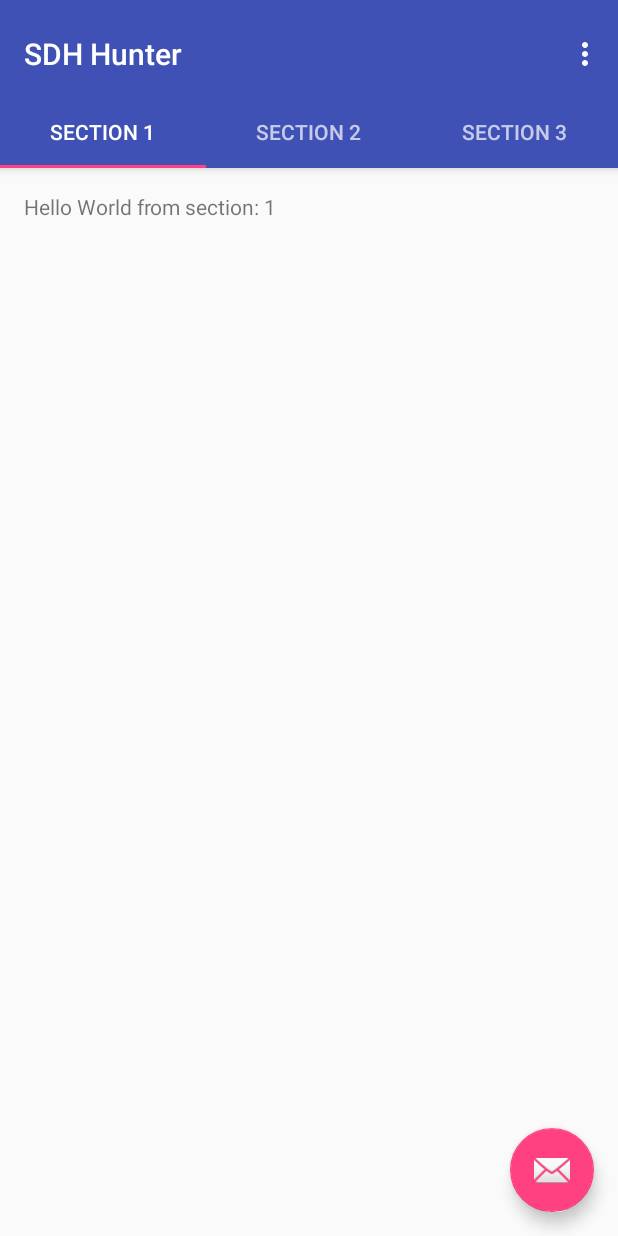
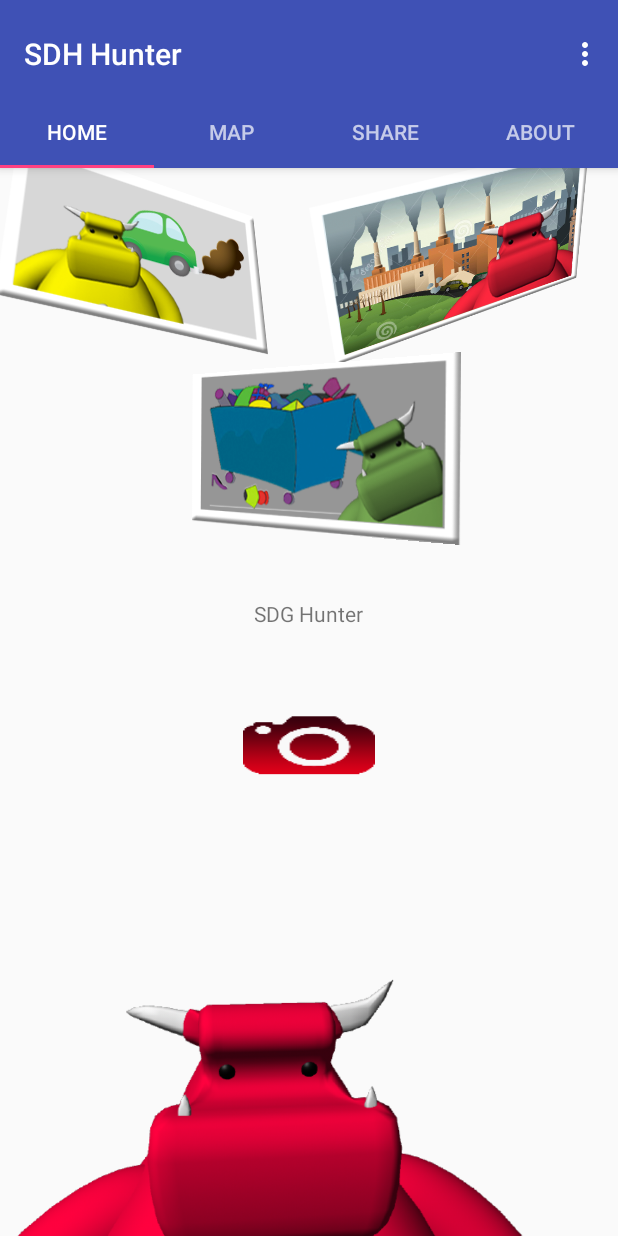
Before and after one commit to 5sigmadev/sdg_hunter, an Android app: the screen it shows after launch (SDHActivity before the commit, SDGActivity after it), on a phone screen of 412 x 824 dp. Run offline under Robolectric (Android 15) with nearby library versions, the phone set to English and light mode, and no system bars; libraries missing offline, so code that uses them is left out: com.mapbox.mapboxsdk; 4 statements that could not run were skipped.

Commit message:
4 tabs done, home tab with pics, remaining cam button. Map fragment displaying MAP NOTE: mapbox not working in emulators

```diff
--- a/app/src/main/java/com/fivesigmagames/sdhhunter/SDHActivity.java
+++ b/app/src/main/java/com/fivesigmagames/sdghunter/SDGActivity.java
@@ -1,5 +1,6 @@
-package com.fivesigmagames.sdhhunter;
+package com.fivesigmagames.sdghunter;
 
+import android.net.Uri;
 import android.support.design.widget.TabLayout;
 import android.support.design.widget.FloatingActionButton;
 import android.support.design.widget.Snackbar;
@@ -19,7 +20,11 @@ import android.view.ViewGroup;
 
 import android.widget.TextView;
 
-public class SDHActivity extends AppCompatActivity {
+import com.fivesigmagames.sdghunter.view.HomeFragment;
+import com.fivesigmagames.sdghunter.view.MapFragment;
+
+public class SDGActivity extends AppCompatActivity implements HomeFragment.OnFragmentInteractionListener,
+        MapFragment.OnFragmentInteractionListener {
 
     /**
      * The {@link android.support.v4.view.PagerAdapter} that will provide
@@ -54,15 +59,6 @@ public class SDHActivity extends AppCompatActivity {
         TabLayout tabLayout = (TabLayout) findViewById(R.id.tabs);
         tabLayout.setupWithViewPager(mViewPager);
 
-        FloatingActionButton fab = (FloatingActionButton) findViewById(R.id.fab);
-        fab.setOnClickListener(new View.OnClickListener() {
-            @Override
-            public void onClick(View view) {
-                Snackbar.make(view, "Replace with your own action", Snackbar.LENGTH_LONG)
-                        .setAction("Action", null).show();
-            }
-        });
-
     }
 
 
@@ -76,7 +72,7 @@ public class SDHActivity extends AppCompatActivity {
     @Override
     public boolean onOptionsItemSelected(MenuItem item) {
         // Handle action bar item clicks here. The action bar will
-        // automatically handle clicks on the Home/Up button, so long
+        // automatically handle clicks on the HomeFragment/Up button, so long
         // as you specify a parent activity in AndroidManifest.xml.
         int id = item.getItemId();
 
@@ -86,6 +82,12 @@ public class SDHActivity extends AppCompatActivity {
         }
 
         return super.onOptionsItemSelected(item);
+    }
+
+    // Interface Methods
+    @Override
+    public void onFragmentInteraction(Uri uri) {
+
     }
 
     /**
@@ -136,25 +138,36 @@ public class SDHActivity extends AppCompatActivity {
         @Override
         public Fragment getItem(int position) {
             // getItem is called to instantiate the fragment for the given page.
-            // Return a PlaceholderFragment (defined as a static inner class below).
-            return PlaceholderFragment.newInstance(position + 1);
+            switch (position){
+                case 0:
+                    return HomeFragment.newInstance();
+                case 1:
+                    return MapFragment.newInstance();
+                case 2:
+                    return PlaceholderFragment.newInstance(position + 1);
+                case 3:
+                    return PlaceholderFragment.newInstance(position + 1);
+            }
+            return null;
         }
 
         @Override
         public int getCount() {
-            // Show 3 total pages.
-            return 3;
+            // Show 4 total pages.
+            return 4;
         }
 
         @Override
         public CharSequence getPageTitle(int position) {
             switch (position) {
                 case 0:
-                    return "SECTION 1";
+                    return "HOME";
                 case 1:
-                    return "SECTION 2";
+                    return "MAP";
                 case 2:
-                    return "SECTION 3";
+                    return "SHARE";
+                case 3:
+                    return "ABOUT";
             }
             return null;
         }
--- /dev/null
+++ b/app/src/main/java/com/fivesigmagames/sdghunter/view/HomeFragment.java
@@ -0,0 +1,211 @@
+package com.fivesigmagames.sdghunter.view;
+
+import android.app.Activity;
+import android.content.Context;
+import android.graphics.Bitmap;
+import android.graphics.BitmapFactory;
+import android.graphics.Matrix;
+import android.graphics.drawable.BitmapDrawable;
+import android.net.Uri;
+import android.os.Bundle;
+import android.support.annotation.NonNull;
+import android.support.v4.app.Fragment;
+import android.util.DisplayMetrics;
+import android.view.LayoutInflater;
+import android.view.View;
+import android.view.ViewGroup;
+import android.widget.Button;
+import android.widget.ImageView;
+import android.widget.TextView;
+
+import com.fivesigmagames.sdghunter.R;
+
+/**
+ * A simple {@link Fragment} subclass.
+ * Activities that contain this fragment must implement the
+ * {@link HomeFragment.OnFragmentInteractionListener} interface
+ * to handle interaction events.
+ * Use the {@link HomeFragment#newInstance} factory method to
+ * create an instance of this fragment.
+ */
+public class HomeFragment extends Fragment {
+
+    //CONSTANTS
+    private static final String SDG_HUNTER = "SDG Hunter";
+    private static final float IMAGE_SCALE_RATIO = 0.2f;
+    private static final float YELLOW_MON_ROTATION = 30;
+    private static final float RED_MON_ROTATION = 25f;
+    private static final float GREEN_MON_ROTATION = 0f;
+    private static final float BTN_IMAGE_RATIO = 0.10f;
+    private static final float BIG_IMAGE_SCALE_RATIO = 0.3f;
+
+    //VARS
+    private ImageView iv_yellow_mon_img;
+    private ImageView iv_green_mon_img;
+    private ImageView iv_red_mon_img;
+    private ImageView iv_red_mon_bg;
+    private TextView tv_sdg_hunter;
+    private Button btn_cam;
+
+
+    private OnFragmentInteractionListener mListener;
+
+    public HomeFragment() {
+        // Required empty public constructor
+    }
+
+    /**
+     * Use this factory method to create a new instance of
+     * this fragment using the provided parameters.
+     *
+     * @return A new instance of fragment HomeFragment.
+     */
+    public static HomeFragment newInstance() {
+        return new HomeFragment();
+    }
+
+    @Override
+    public void onCreate(Bundle savedInstanceState) {
+        super.onCreate(savedInstanceState);
+
+    }
+
+    @Override
+    public View onCreateView(LayoutInflater inflater, ViewGroup container,
+                             Bundle savedInstanceState) {
+        // Inflate the layout for this fragment
+        View rootView = inflater.inflate(R.layout.fragment_home, container, false);
+
+        // Map vars with UI elements
+        /*iv_yellow_mon_img = (ImageView) rootView.findViewById(R.id.yellow_mon_img);
+        iv_red_mon_img = (ImageView) rootView.findViewById(R.id.red_mon_img);
+        iv_green_mon_img = (ImageView) rootView.findViewById(R.id.green_mon_img);*/
+        tv_sdg_hunter = (TextView) rootView.findViewById(R.id.sdh_hunter_text);
+        btn_cam = (Button) rootView.findViewById(R.id.home_cam_btn);
+
+        // Calculate image sizes
+        int[] screenSize = getScreenSize();
+        int screenWidth = screenSize[0];
+        int screenHeight = screenSize[1];
+
+        /*
+        // Yellow monster top image
+        Bitmap yellow_monster_on_bg = BitmapFactory.decodeResource(getContext().getResources(),
+                                                                    R.drawable.yellow_monster_on_bg);
+        Matrix matrix = getMatrix(IMAGE_SCALE_RATIO, IMAGE_SCALE_RATIO, YELLOW_MON_ROTATION);
+        BitmapDrawable bmd = getBitmapDrawable(screenWidth, yellow_monster_on_bg, matrix);
+        // set the Drawable on the ImageView
+        iv_yellow_mon_img.setImageDrawable(bmd);
+        iv_yellow_mon_img.setScaleType(ImageView.ScaleType.CENTER);
+
+        // Green monster top image
+        Bitmap green_monster_on_bg = BitmapFactory.decodeResource(getContext().getResources(),
+                                                                    R.drawable.green_monster_on_bg);
+        matrix = getMatrix(IMAGE_SCALE_RATIO, IMAGE_SCALE_RATIO, GREEN_MON_ROTATION);
+        bmd = getBitmapDrawable(screenWidth, green_monster_on_bg, matrix);
+        // set the Drawable on the ImageView
+        iv_green_mon_img.setImageDrawable(bmd);
+        iv_green_mon_img.setScaleType(ImageView.ScaleType.CENTER);
+
+        // Red monster top image
+        Bitmap red_monster_on_bg = BitmapFactory.decodeResource(getContext().getResources(), R.drawable.red_monster_on_bg);
+        matrix = getMatrix(IMAGE_SCALE_RATIO, IMAGE_SCALE_RATIO, RED_MON_ROTATION);
+        bmd = getBitmapDrawable(screenWidth, red_monster_on_bg, matrix);
+        // set the Drawable on the ImageView
+        iv_red_mon_img.setImageDrawable(bmd);
+        iv_red_mon_img.setScaleType(ImageView.ScaleType.CENTER);
+        */
+
+        // Cam button
+
+        // Red monster top image
+        Bitmap cam_button = BitmapFactory.decodeResource(getContext().getResources(), R.drawable.cam);
+        Bitmap resized_cam_button = Bitmap.createScaledBitmap(cam_button, (int)(cam_button.getWidth()*0.1), (int)(cam_button.getHeight()*0.08), true);
+        // set the Drawable on the ImageView
+        btn_cam.setBackground(new BitmapDrawable(getResources(),resized_cam_button));
+
+        return rootView;
+    }
+
+    private int[] getScreenSize() {
+        DisplayMetrics displayMetrics = new DisplayMetrics();
+        ((Activity) getContext()).getWindowManager().getDefaultDisplay().getMetrics(displayMetrics);
+        return new int[]{displayMetrics.widthPixels, displayMetrics.heightPixels};
+    }
+
+    @NonNull
+    private Matrix getMatrix(float width_scale, float height_scale, float rotation_angle) {
+        Matrix matrix = new Matrix();
+        matrix.postScale(width_scale, height_scale);
+        matrix.postRotate(rotation_angle);
+        return matrix;
+    }
+
+    @NonNull
+    private BitmapDrawable getBitmapDrawable(int screen_width, Bitmap yellow_monster_on_bg, Matrix matrix) {
+
+        int[] new_size = this.resizeImg(yellow_monster_on_bg, screen_width);
+        // recreate the new Bitmap
+        Bitmap resizedBitmap = Bitmap.createBitmap(yellow_monster_on_bg, 0, 0, new_size[0], new_size[1], matrix, true);
+        return new BitmapDrawable(getResources(), resizedBitmap);
+    }
+
+    /**
+     * Calculate the new sizes of the images to suit the scree width in according to the
+     * IMAGE_SCALE_RATIO proportion.
+     * @param d the drawable image
+     * @param screen_width the full screen width
+     * @return int [] being [0] the new width and [1] the new height
+     */
+    private int[] resizeImg(Bitmap d, double screen_width){
+        int img_width = d.getWidth();
+        int img_height = d.getHeight();
+        int new_img_width = (int)(screen_width / IMAGE_SCALE_RATIO);
+        double ratio = img_width / new_img_width;
+        int new_img_height = (int) (img_height / ratio);
+        if(ratio == 0) {
+            ratio = new_img_width / img_width; //if instead of scaling down, it has to scale up
+            new_img_height = (int) (img_height * ratio);
+        }
+        return new int[]{new_img_width, new_img_height};
+    }
+
+    // TODO: Rename method, update argument and hook method into UI event
+    public void onButtonPressed(Uri uri) {
+        if (mListener != null) {
+            mListener.onFragmentInteraction(uri);
+        }
+    }
+
+    @Override
+    public void onAttach(Context context) {
+        super.onAttach(context);
+        if (context instanceof OnFragmentInteractionListener) {
+            mListener = (OnFragmentInteractionListener) context;
+        } else {
+            throw new RuntimeException(context.toString()
+                    + " must implement OnFragmentInteractionListener");
+        }
+    }
+
+    @Override
+    public void onDetach() {
+        super.onDetach();
+        mListener = null;
+    }
+
+    /**
+     * This interface must be implemented by activities that contain this
+     * fragment to allow an interaction in this fragment to be communicated
+     * to the activity and potentially other fragments contained in that
+     * activity.
+     * <p>
+     * See the Android Training lesson <a href=
+     * "http://developer.android.com/training/basics/fragments/communicating.html"
+     * >Communicating with Other Fragments</a> for more information.
+     */
+    public interface OnFragmentInteractionListener {
+        // TODO: Update argument type and name
+        void onFragmentInteraction(Uri uri);
+    }
+}
--- /dev/null
+++ b/app/src/main/java/com/fivesigmagames/sdghunter/view/MapFragment.java
@@ -0,0 +1,106 @@
+package com.fivesigmagames.sdghunter.view;
+
+import android.content.Context;
+import android.net.Uri;
+import android.os.Bundle;
+import android.support.v4.app.Fragment;
+import android.view.LayoutInflater;
+import android.view.View;
+import android.view.ViewGroup;
+
+import com.fivesigmagames.sdghunter.R;
+import com.mapbox.mapboxsdk.MapboxAccountManager;
+import com.mapbox.mapboxsdk.maps.MapView;
+import com.mapbox.mapboxsdk.maps.MapboxMap;
+import com.mapbox.mapboxsdk.maps.OnMapReadyCallback;
+
+/**
+ * A simple {@link Fragment} subclass.
+ * Activities that contain this fragment must implement the
+ * {@link MapFragment.OnFragmentInteractionListener} interface
+ * to handle interaction events.
+ * Use the {@link MapFragment#newInstance} factory method to
+ * create an instance of this fragment.
+ */
+public class MapFragment extends Fragment {
+
+
+    private static final String MAPBOX_TOKEN = "sk.eyJ1IjoicHBhbmVybyIsImEiOiJjaXRzbnUzZ3cwMDBhMnRyMnZhcnl0ZXI1In0.-TP1AduK2zWwovwYdQfouw";
+    private OnFragmentInteractionListener mListener;
+    private MapView mapView;
+
+    public MapFragment() {
+        // Required empty public constructor
+    }
+
+
+    public static MapFragment newInstance() {
+        return new MapFragment();
+    }
+
+    @Override
+    public void onCreate(Bundle savedInstanceState) {
+        super.onCreate(savedInstanceState);
+        // Mapbox access token only needs to be configured once in your app
+        MapboxAccountManager.start(getContext(), MAPBOX_TOKEN);
+
+    }
+
+    @Override
+    public View onCreateView(LayoutInflater inflater, ViewGroup container,
+                             Bundle savedInstanceState) {
+        // Inflate the layout for this fragment
+        View rootView = inflater.inflate(R.layout.fragment_map, container, false);
+
+        // This contains the MapView in XML and needs to be called after the account manager
+
+        mapView = (MapView) rootView.findViewById(R.id.map_view);
+        mapView.onCreate(savedInstanceState);
+        mapView.getMapAsync(new OnMapReadyCallback() {
+            @Override
+            public void onMapReady(MapboxMap mapboxMap) {
+
+            }
+        });
+        return rootView;
+    }
+
+    // TODO: Rename method, update argument and hook method into UI event
+    public void onButtonPressed(Uri uri) {
+        if (mListener != null) {
+            mListener.onFragmentInteraction(uri);
+        }
+    }
+
+    @Override
+    public void onAttach(Context context) {
+        super.onAttach(context);
+        if (context instanceof OnFragmentInteractionListener) {
+            mListener = (OnFragmentInteractionListener) context;
+        } else {
+            throw new RuntimeException(context.toString()
+                    + " must implement OnFragmentInteractionListener");
+        }
+    }
+
+    @Override
+    public void onDetach() {
+        super.onDetach();
+        mListener = null;
+    }
+
+    /**
+     * This interface must be implemented by activities that contain this
+     * fragment to allow an interaction in this fragment to be communicated
+     * to the activity and potentially other fragments contained in that
+     * activity.
+     * <p>
+     * See the Android Training lesson <a href=
+     * "http://developer.android.com/training/basics/fragments/communicating.html"
+     * >Communicating with Other Fragments</a> for more information.
+     */
+    public interface OnFragmentInteractionListener {
+        // TODO: Update argument type and name
+        void onFragmentInteraction(Uri uri);
+    }
+}
--- a/app/src/main/res/layout/activity_sdh.xml
+++ b/app/src/main/res/layout/activity_sdh.xml
@@ -38,12 +38,4 @@
         android:layout_height="match_parent"
         app:layout_behavior="@string/appbar_scrolling_view_behavior" />
 
-    <android.support.design.widget.FloatingActionButton
-        android:id="@+id/fab"
-        android:layout_width="wrap_content"
-        android:layout_height="wrap_content"
-        android:layout_gravity="end|bottom"
-        android:layout_margin="@dimen/fab_margin"
-        app:srcCompat="@android:drawable/ic_dialog_email" />
-
 </android.support.design.widget.CoordinatorLayout>
--- /dev/null
+++ b/app/src/main/res/layout/fragment_home.xml
@@ -0,0 +1,83 @@
+<RelativeLayout xmlns:android="http://schemas.android.com/apk/res/android"
+    xmlns:app="http://schemas.android.com/apk/res-auto"
+    xmlns:tools="http://schemas.android.com/tools"
+    android:layout_width="match_parent"
+    android:layout_height="match_parent"
+    tools:context="com.fivesigmagames.sdghunter.view.HomeFragment">
+
+
+    <TextView
+        android:text="SDG Hunter"
+        android:layout_width="wrap_content"
+        android:layout_height="wrap_content"
+        android:id="@+id/sdh_hunter_text"
+        android:layout_marginBottom="13dp"
+        android:layout_above="@+id/home_cam_btn"
+        android:layout_centerHorizontal="true" />
+
+    <ImageView
+        android:layout_width="wrap_content"
+        android:layout_height="wrap_content"
+        android:id="@+id/red_mon_bg"
+        app:srcCompat="@drawable/red_monster"
+        android:scaleType="fitXY"
+        android:cropToPadding="false"
+        android:layout_alignParentBottom="true"
+        android:adjustViewBounds="true" />
+
+    <Button
+        android:id="@+id/home_cam_btn"
+        android:layout_width="wrap_content"
+        android:layout_height="wrap_content"
+        android:layout_centerVertical="true"
+        android:layout_centerHorizontal="true"
+        android:layout_marginBottom="90dp"
+        android:layout_margin="40dp" />
+
+    <ImageView
+        android:layout_width="wrap_content"
+        android:layout_height="wrap_content"
+        app:srcCompat="@drawable/yellow_monster_on_bg"
+        android:layout_marginTop="14dp"
+        android:layout_marginLeft="30dp"
+        android:id="@+id/iv_yellow_monster_on_bg"
+        android:adjustViewBounds="true"
+        android:scaleType="fitXY"
+        android:cropToPadding="false"
+        android:layout_alignParentTop="true"
+        android:layout_toStartOf="@+id/sdh_hunter_text"
+        android:rotationX="30"
+        android:rotationY="30"
+        android:scaleX="1.5"
+        android:scaleY="1.5" />
+
+    <ImageView
+        android:layout_width="wrap_content"
+        android:layout_height="wrap_content"
+        app:srcCompat="@drawable/red_monster_on_bg"
+        android:layout_toEndOf="@+id/sdh_hunter_text"
+        android:id="@+id/iv_red_monster_on_bg"
+        android:layout_above="@+id/iv_green_monster_on_bg"
+        android:scaleX="1.5"
+        android:scaleY="1.5"
+        android:layout_alignTop="@+id/iv_yellow_monster_on_bg"
+        android:layout_marginRight="30dp"
+        android:rotationX="-30"
+        android:rotationY="30" />
+
+    <ImageView
+        android:layout_width="wrap_content"
+        android:layout_height="wrap_content"
+        app:srcCompat="@drawable/green_monster_on_bg"
+        android:id="@+id/iv_green_monster_on_bg"
+        android:adjustViewBounds="true"
+        android:scaleType="fitXY"
+        android:scaleX="0.6"
+        android:scaleY="0.6"
+        android:layout_centerHorizontal="true"
+        android:layout_below="@+id/iv_yellow_monster_on_bg"
+        android:layout_marginBottom="30dp"
+        android:rotationY="-30" />
+
+
+</RelativeLayout>
--- a/app/src/main/res/values/strings.xml
+++ b/app/src/main/res/values/strings.xml
@@ -2,4 +2,7 @@
     <string name="app_name">SDH Hunter</string>
     <string name="action_settings">Settings</string>
     <string name="section_format">Hello World from section: %1$d</string>
+
+    <!-- TODO: Remove or change this placeholder text -->
+    <string name="hello_blank_fragment">Hello blank fragment</string>
 </resources>
```
Also changed, not shown: app/build.gradle (+12 -2 lines), app/src/main/AndroidManifest.xml (+18 -2 lines), app/src/main/res/layout/fragment_map.xml (added, +14 -0 lines), app/src/main/res/drawable/cam.png (added), app/src/main/res/drawable/cam_round.png (added), app/src/main/res/drawable/green_monster_on_bg.png (added), app/src/main/res/drawable/red_monster.png (added), app/src/main/res/drawable/red_monster_on_bg.png (added), app/src/main/res/drawable/yellow_monster_on_bg.png (added).
